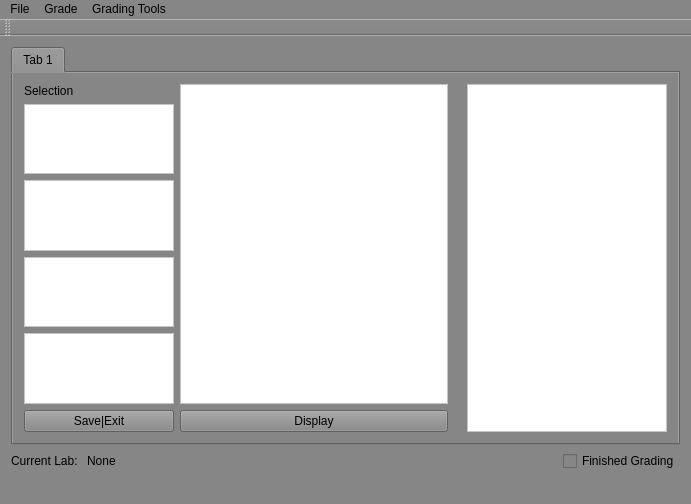
First picture: the form in repo_project/maingui/mainwindow.ui, repository tokorealand/CS205, before the edit.
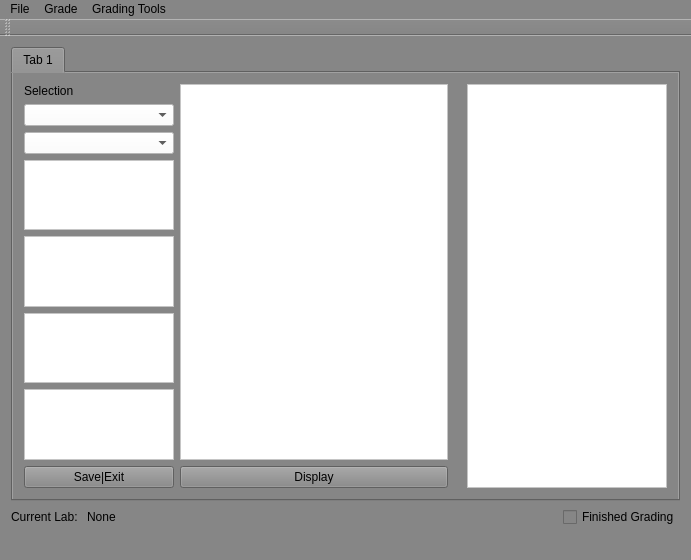
Second picture: the form after the edit.

```diff
--- a/repo_project/maingui/mainwindow.ui
+++ b/repo_project/maingui/mainwindow.ui
@@ -40,6 +40,20 @@
             </property>
            </widget>
           </item>
+          <item>
+           <widget class="QComboBox" name="years">
+            <property name="styleSheet">
+             <string notr="true">background-color: rgb(255, 255, 255);</string>
+            </property>
+           </widget>
+          </item>
+          <item>
+           <widget class="QComboBox" name="semesters">
+            <property name="styleSheet">
+             <string notr="true">background-color: rgb(255, 255, 255);</string>
+            </property>
+           </widget>
+          </item>
           <item>
            <widget class="QListWidget" name="classlist">
             <property name="sizePolicy">
```
